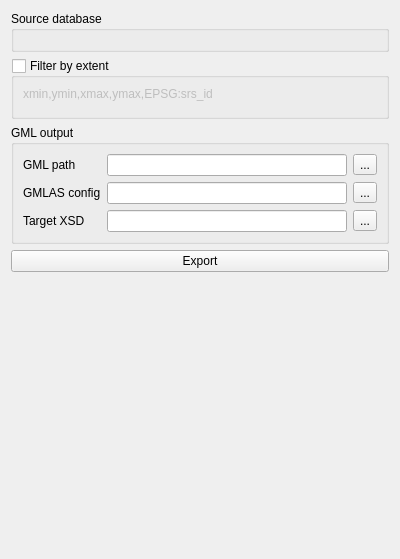
First picture: the form in gml_application_schema_toolbox/ui/export_gmlas_panel.ui, repository BRGM/gml_application_schema_toolbox, before the edit.
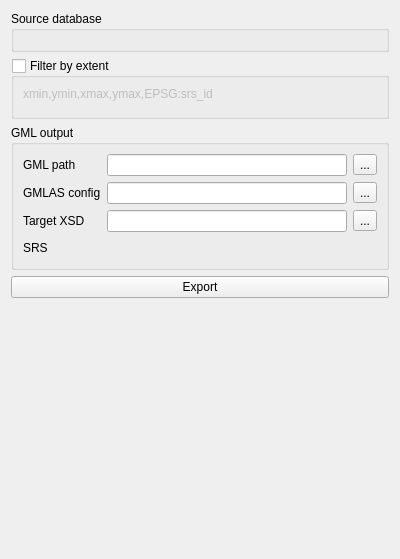
Second picture: the form after the edit. Custom widgets are drawn as their Qt base class.

Commit message: Add SRS selection in ExportGmlasPanel using temporary datasource

Diff of the .ui file:
```diff
--- a/gml_application_schema_toolbox/ui/export_gmlas_panel.ui
+++ b/gml_application_schema_toolbox/ui/export_gmlas_panel.ui
@@ -134,6 +134,23 @@
           </item>
          </layout>
         </item>
+        <item row="3" column="0">
+         <widget class="QLabel" name="label_6">
+          <property name="text">
+           <string>SRS</string>
+          </property>
+         </widget>
+        </item>
+        <item row="3" column="1">
+         <widget class="QgsProjectionSelectionWidget" name="srsSelectionWidget">
+          <property name="minimumSize">
+           <size>
+            <width>100</width>
+            <height>20</height>
+           </size>
+          </property>
+         </widget>
+        </item>
        </layout>
       </item>
      </layout>
@@ -162,6 +179,12 @@
   </layout>
  </widget>
  <customwidgets>
+  <customwidget>
+   <class>QgsProjectionSelectionWidget</class>
+   <extends>QWidget</extends>
+   <header>qgsprojectionselectionwidget.h</header>
+   <container>1</container>
+  </customwidget>
   <customwidget>
    <class>BboxWidget</class>
    <extends>QWidget</extends>
```
The commit also changes 1 other file.
